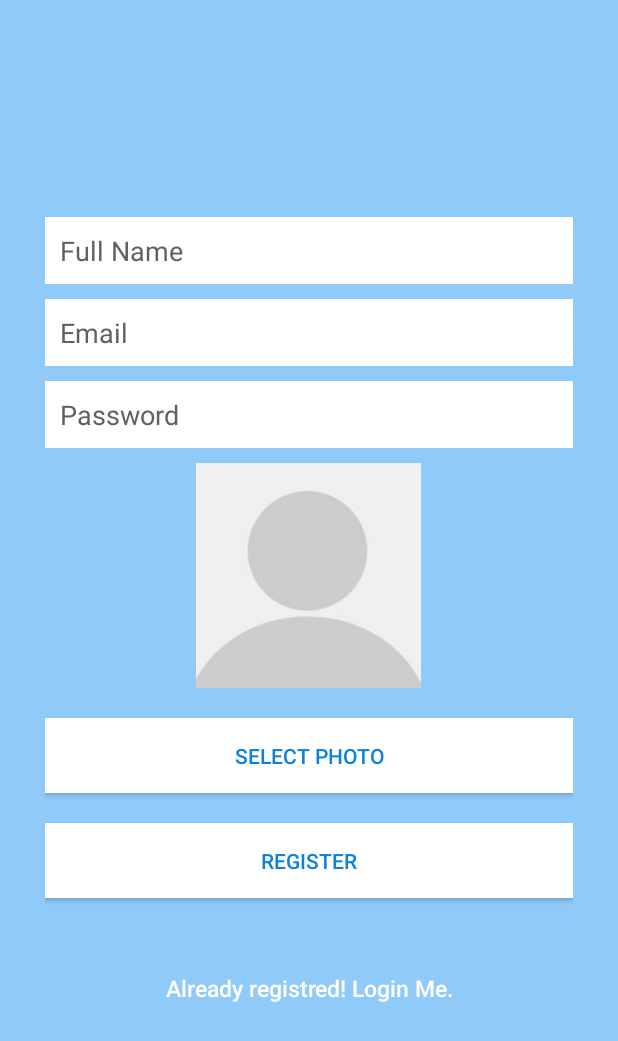
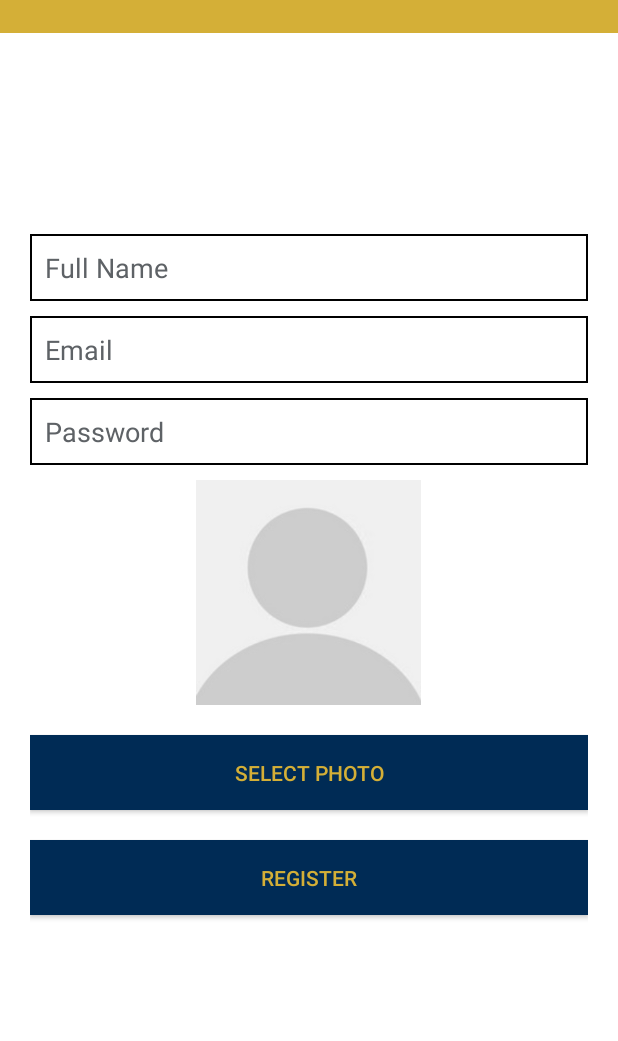
Before and after one commit to GamesB2/StokeWayfinder, an Android app: the RegisterActivity screen opened directly, with no data from a screen before it, on a phone screen of 412 x 824 dp. Shown: the top 1041 px of the screen. Run offline under Robolectric (Android 15) with nearby library versions, the phone set to English and light mode, and no system bars; our stand-ins replace Volley.

```diff
--- a/app/src/debug/res/menu/bottom_navigation_menu.xml
+++ b/app/src/debug/res/menu/bottom_navigation_menu.xml
@@ -22,7 +22,7 @@
     <item
             android:id="@+id/ic_qr"
             android:icon="@drawable/qrbar"
-            android:title="Q.R. Scanner" />
+            android:title="Interact" />
         <item
             android:id="@+id/ic_shop"
             android:icon="@drawable/shopbar"
--- a/app/src/main/java/com/example/w028006g/regnlogin/activity/LoginActivity.java
+++ b/app/src/main/java/com/example/w028006g/regnlogin/activity/LoginActivity.java
@@ -296,6 +296,7 @@ public class LoginActivity extends Fragment implements SocialNetworkManager.OnIn
             }
         }
     }
+
     @Override
     public void onSocialNetworkManagerInitialized() {
         //when init SocialNetworks - get and setup login only for initialized SocialNetworks
@@ -427,7 +428,7 @@ public class LoginActivity extends Fragment implements SocialNetworkManager.OnIn
                         // user successfully logged in
                         // Create login session
                         session.setLogin(true);
-
+                        networkId = 10;
                         // Now store the user in SQLite
                         String uid = jObj.getString("uid");
 
--- a/app/src/main/java/com/example/w028006g/regnlogin/activity/Profile.java
+++ b/app/src/main/java/com/example/w028006g/regnlogin/activity/Profile.java
@@ -259,7 +259,7 @@ public class Profile extends AppCompatActivity implements GoogleApiClient.OnConn
         networkId = prefs.getInt("SocialNet", -1);
 
         switch (networkId) {
-            case -1:
+            case 0:
                 new DownloadImageTask((ImageView) findViewById(R.id.profilePic))
                         .execute("https://concussive-shirt.000webhostapp.com/uploads/" + MainActivity.userDetails.getU_id() + ".png");
                 // Displaying the user details on the screen
@@ -271,6 +271,8 @@ public class Profile extends AppCompatActivity implements GoogleApiClient.OnConn
             case 3:
                 txtName.setText(AppController.getInstance().getGName());
                 txtEmail.setText(AppController.getInstance().getGEmail());
+                MainActivity.userDetails.setName(AppController.getInstance().getGName());
+                MainActivity.userDetails.setEmail(AppController.getInstance().getGEmail());
                 break;
 
             case 4:
@@ -282,6 +284,8 @@ public class Profile extends AppCompatActivity implements GoogleApiClient.OnConn
                         txtEmail.setText(socialPerson.email);
                         new DownloadImageTask((ImageView) findViewById(R.id.profilePic))
                                 .execute(socialPerson.avatarURL);
+                        MainActivity.userDetails.setName(socialPerson.name);
+                        MainActivity.userDetails.setEmail(socialPerson.email);
                     }
 
                     @Override
--- a/app/src/main/java/com/example/w028006g/regnlogin/activity/StartScreen.java
+++ b/app/src/main/java/com/example/w028006g/regnlogin/activity/StartScreen.java
@@ -62,7 +62,7 @@ public class StartScreen extends AppCompatActivity {
         userDetails = new Person();
 
         txtName = (TextView) findViewById(R.id.uname);
-        txtEmail = (TextView) findViewById(R.id.uemail);
+        //txtEmail = (TextView) findViewById(R.id.uemail);
         //btnLogout = (Button) findViewById(R.id.btnLogout);
         btnMap = (ImageView) findViewById(R.id.btnMap);
         //imgUser = (ImageView) findViewById(R.id.img_userprofile);
--- /dev/null
+++ b/app/src/main/res/drawable/edittextboarder.xml
@@ -0,0 +1,4 @@
+<shape xmlns:android="http://schemas.android.com/apk/res/android">
+    <stroke
+        android:width="1dp" />
+</shape>
--- a/app/src/main/res/layout/activity_glogin.xml
+++ b/app/src/main/res/layout/activity_glogin.xml
@@ -61,7 +61,7 @@
             android:layout_height="wrap_content"
             android:visibility="gone"
             tools:text="Optional Action"
-            tools:visibility="visible" />
+            tools:visibility="invisible" />
 
     </LinearLayout>
 
--- a/app/src/main/res/layout/activity_register.xml
+++ b/app/src/main/res/layout/activity_register.xml
@@ -3,10 +3,14 @@
     xmlns:app="http://schemas.android.com/apk/res-auto"
     android:layout_width="fill_parent"
     android:layout_height="fill_parent"
-    android:background="@color/bg_register"
+    android:background="@color/colorWhite"
     android:gravity="center"
-    android:orientation="vertical"
-    android:padding="10dp" >
+    android:orientation="vertical">
+    <ImageView
+        android:id="@+id/bar"
+        android:layout_width="match_parent"
+        android:layout_height="22dp"
+        android:background="@color/colorPrimary" />
 
     <ScrollView
         android:layout_width="match_parent"
@@ -26,7 +30,7 @@
                 android:layout_width="fill_parent"
                 android:layout_height="wrap_content"
                 android:layout_marginBottom="10dp"
-                android:background="@color/white"
+                android:background="@drawable/edittextboarder"
                 android:hint="Full Name"
                 android:inputType="textCapWords"
                 android:padding="10dp"
@@ -39,7 +43,7 @@
                 android:layout_width="fill_parent"
                 android:layout_height="wrap_content"
                 android:layout_marginBottom="10dp"
-                android:background="@color/white"
+                android:background="@drawable/edittextboarder"
                 android:hint="@string/hint_email"
                 android:inputType="textEmailAddress"
                 android:padding="10dp"
@@ -51,7 +55,7 @@
                 android:layout_width="fill_parent"
                 android:layout_height="wrap_content"
                 android:layout_marginBottom="10dp"
-                android:background="@color/white"
+                android:background="@drawable/edittextboarder"
                 android:hint="@string/hint_password"
                 android:inputType="textPassword"
                 android:padding="10dp"
@@ -71,9 +75,9 @@
                 android:layout_width="fill_parent"
                 android:layout_height="50dip"
                 android:layout_marginTop="20dip"
-                android:background="#ffffff"
+                android:background="@color/colorPrimaryDark"
                 android:text="Select Photo"
-                android:textColor="@color/btn_text_login" />
+                android:textColor="@color/colorPrimary" />
             <!-- Login Button -->
 
             <Button
@@ -81,9 +85,9 @@
                 android:layout_width="fill_parent"
                 android:layout_height="50dip"
                 android:layout_marginTop="20dip"
-                android:background="#ffffff"
+                android:background="@color/colorPrimaryDark"
                 android:text="@string/btn_register"
-                android:textColor="@color/btn_text_login" />
+                android:textColor="@color/colorPrimary" />
 
             <!-- Link to Login Screen -->
 
--- a/app/src/main/res/layout/tickets.xml
+++ b/app/src/main/res/layout/tickets.xml
@@ -3,7 +3,7 @@
     android:layout_width="match_parent"
     android:layout_height="match_parent"
     xmlns:app="http://schemas.android.com/apk/res-auto"
-    android:background="@color/bg_login">
+    android:background="@color/colorPrimaryDark">
 
 
 
@@ -25,9 +25,9 @@
             android:layout_height="55dp"
             android:background="@color/colorPrimary"
             android:text="Rewards"
-            android:textSize="30sp"
+            android:textSize="26sp"
             android:textColor="@color/white"
-            android:paddingLeft="145dp"
+            android:paddingLeft="155dp"
             android:paddingTop="10dp"/>
 
 
--- a/app/src/main/res/values/colors.xml
+++ b/app/src/main/res/values/colors.xml
@@ -1,10 +1,10 @@
 <?xml version="1.0" encoding="utf-8"?>
 <resources>
 
-    <color name="colorPrimary">#0d80d9</color>
-    <color name="colorPrimaryDark">#0d80d9</color>
+    <color name="colorPrimary">#D4AF37</color>
+    <color name="colorPrimaryDark">#002B55</color>
     <color name="colorAccent">#eceef1</color>
-    <color name="bg_login">#90caf9</color>
+    <color name="bg_login">@color/white</color>
     <color name="bg_register">#90caf9</color>
 
     <color name="bg_main">#1f7abe</color>
@@ -15,7 +15,7 @@
     <color name="input_register">#888888</color>
     <color name="input_register_bg">#3b4148</color>
     <color name="input_register_hint">#5e6266</color>
-    <color name="btn_login">#26ae90</color>
+    <color name="btn_login">@color/white</color>
     <color name="btn_login_bg">#eceef1</color>
     <color name="lbl_name">#333333</color>
 
--- a/app/src/main/res/values/strings.xml
+++ b/app/src/main/res/values/strings.xml
@@ -1,6 +1,6 @@
 <resources>
     <string name="app_name">Way Finder</string>
-    <string name="title_text">Google Sign-In\nQuickstart</string>
+    <string name="title_text">Google Sign-In</string>
     <string name="hint_email">Email</string>
     <string name="hint_password">Password</string>
     <string name="hint_name">Fullname</string>
```
Also changed, not shown: app/src/main/java/com/example/w028006g/regnlogin/activity/MainActivity.java (+42 -2 lines), app/src/main/res/layout/activity_login.xml (+38 -40 lines), app/src/main/res/layout/activity_maps_new.xml (+53 -53 lines), app/src/main/res/layout/activity_qr.xml (+30 -20 lines), app/src/main/res/layout/profile.xml (+9 -11 lines), app/src/main/res/layout/recommend.xml (+17 -16 lines), app/src/main/res/layout/ticket_view.xml (+5 -2 lines), 1 other file.
